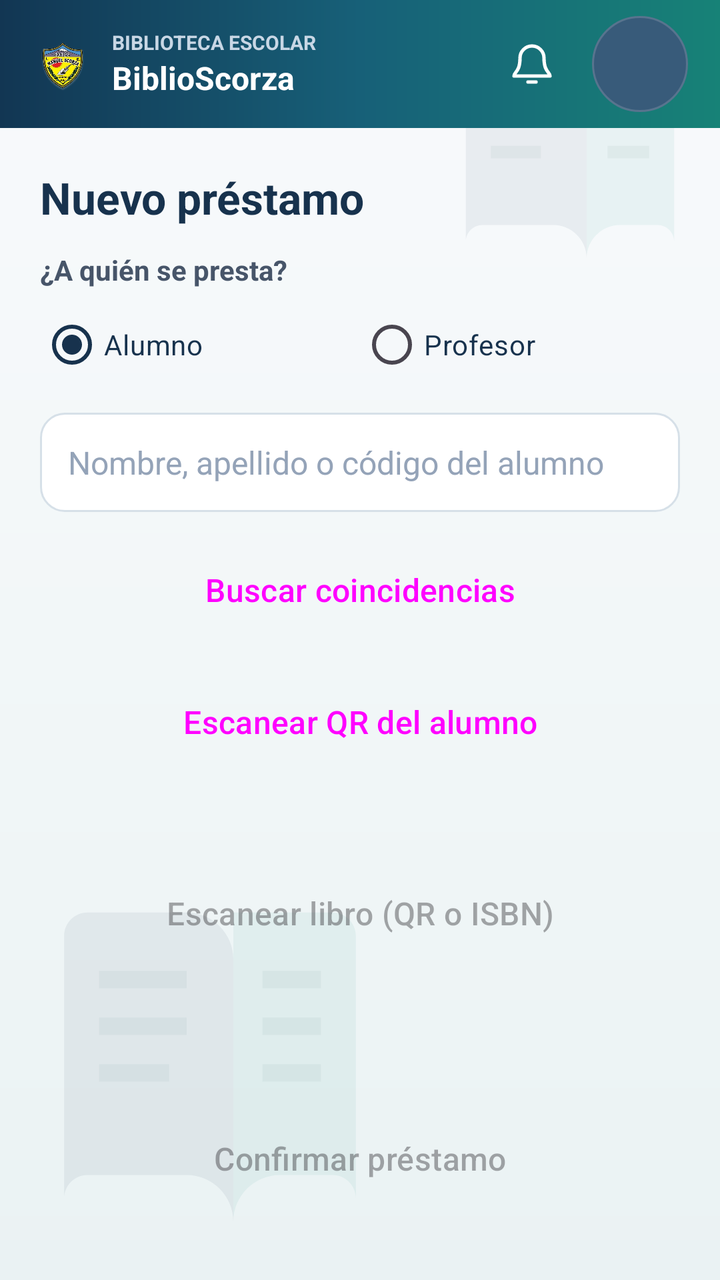
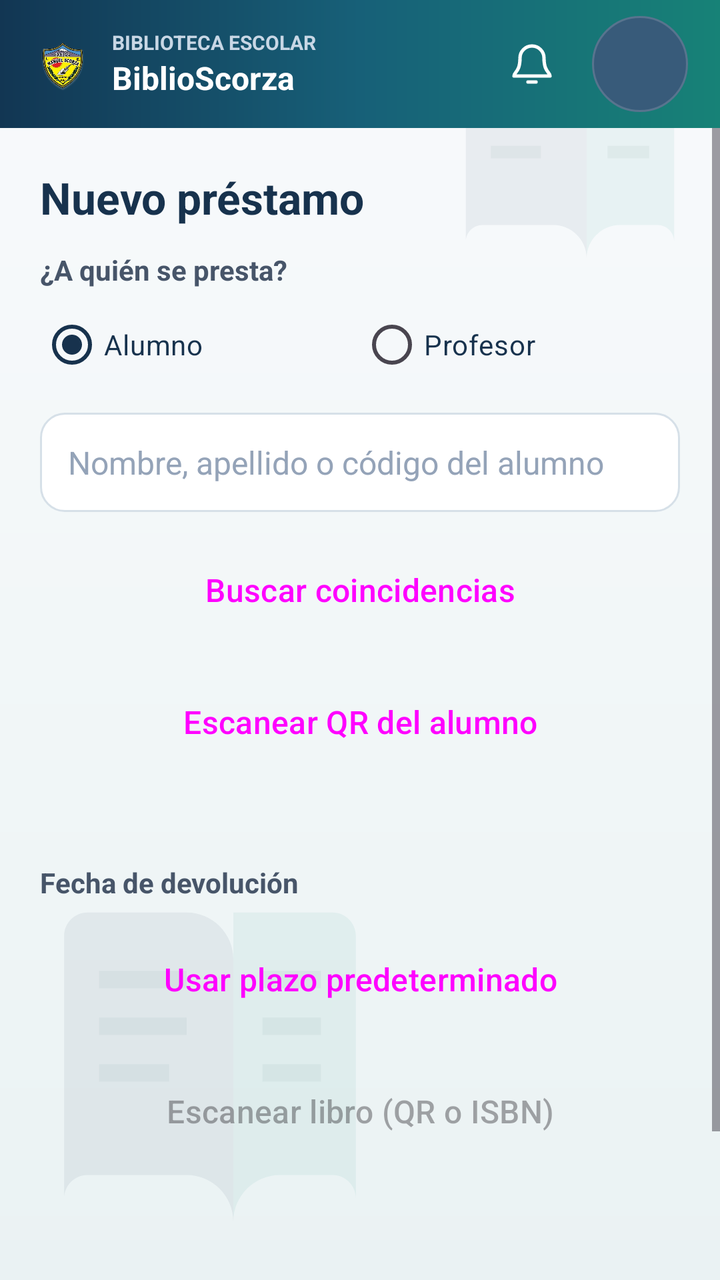

Before-and-after screenshots of an Android layout around one commit, followed by the original layout XML and the change that was made.
<!-- AndroidManifest.xml: application theme Theme.BiblioScorza -->
<!-- res/layout/activity_prestamo.xml -->
<?xml version="1.0" encoding="utf-8"?>
<LinearLayout xmlns:android="http://schemas.android.com/apk/res/android"
    android:layout_width="match_parent" android:layout_height="match_parent"
    android:background="@drawable/bg_library_canvas"
    android:orientation="vertical">
    <include layout="@layout/view_top_bar" />
    <ScrollView android:layout_width="match_parent" android:layout_height="0dp"
        android:layout_weight="1">
    <LinearLayout android:layout_width="match_parent" android:layout_height="wrap_content"
        android:orientation="vertical" android:padding="20dp">
        <TextView style="@style/BsTitle" android:layout_width="wrap_content" android:layout_height="wrap_content" android:text="Nuevo préstamo" />
        <TextView android:layout_width="match_parent" android:layout_height="wrap_content"
            android:layout_marginTop="12dp" android:text="¿A quién se presta?"
            android:textColor="#475569" android:textSize="14sp" android:textStyle="bold" />
        <RadioGroup android:id="@+id/rgTipoPrestatario"
            android:layout_width="match_parent" android:layout_height="wrap_content"
            android:layout_marginTop="4dp" android:orientation="horizontal">
            <RadioButton android:id="@+id/rbAlumno"
                android:layout_width="0dp" android:layout_height="48dp"
                android:layout_weight="1" android:checked="true"
                android:text="Alumno" android:textColor="#17324D" />
            <RadioButton android:id="@+id/rbProfesor"
                android:layout_width="0dp" android:layout_height="48dp"
                android:layout_weight="1" android:text="Profesor"
                android:textColor="#17324D" />
        </RadioGroup>
        <AutoCompleteTextView android:id="@+id/etAlumno" style="@style/BsInput"
            android:hint="Nombre, apellido o código del alumno" android:inputType="text"
            android:completionThreshold="2" android:singleLine="true" android:imeOptions="actionSearch" />
        <Button android:id="@+id/btnBuscarAlumno" style="@style/BsButton" android:text="Buscar coincidencias" />
        <Button android:id="@+id/btnScanAlumno" style="@style/BsButtonOutline" android:text="Escanear QR del alumno" />
        <TextView android:id="@+id/tvAlumno" style="@style/BsText" android:textStyle="bold"
            android:textColor="#17324D" android:textSize="16sp" />
        <TextView android:id="@+id/tvDatosPrestatario" style="@style/BsText"
            android:layout_marginTop="2dp" android:background="#F1F5F9"
            android:padding="12dp" android:textColor="#526A7D"
            android:textSize="13sp" android:visibility="gone" />
        <Button android:id="@+id/btnScanLibro" style="@style/BsButton" android:text="Escanear libro (QR o ISBN)" android:enabled="false" />
        <TextView android:id="@+id/tvItems" style="@style/BsText" />
        <TextView android:id="@+id/tvMsg" style="@style/BsText" />
        <Button android:id="@+id/btnConfirmar" style="@style/BsButton" android:text="Confirmar préstamo" android:enabled="false" />
    </LinearLayout>
    </ScrollView>
</LinearLayout>
<!-- res/layout/view_top_bar.xml (included above) -->
<?xml version="1.0" encoding="utf-8"?>
<LinearLayout xmlns:android="http://schemas.android.com/apk/res/android"
    android:layout_width="match_parent"
    android:layout_height="64dp"
    android:background="@drawable/bg_top_bar"
    android:gravity="center_vertical"
    android:orientation="horizontal"
    android:paddingStart="16dp"
    android:paddingEnd="16dp">

    <ImageButton
        android:id="@+id/btnVolver"
        android:layout_width="44dp"
        android:layout_height="44dp"
        android:background="?attr/selectableItemBackgroundBorderless"
        android:contentDescription="Volver"
        android:padding="12dp"
        android:src="@drawable/ic_arrow_back"
        android:tint="#FFFFFF"
        android:visibility="gone" />

    <ImageView
        android:layout_width="30dp"
        android:layout_height="36dp"
        android:contentDescription="Escudo de Biblioteca-Scorza"
        android:scaleType="fitCenter"
        android:src="@drawable/escudo_colegio_transparente" />

    <LinearLayout
        android:layout_width="0dp"
        android:layout_height="wrap_content"
        android:layout_marginStart="10dp"
        android:layout_weight="1"
        android:orientation="vertical">

        <TextView
            android:layout_width="match_parent"
            android:layout_height="wrap_content"
            android:ellipsize="end"
            android:maxLines="1"
            android:text="BIBLIOTECA ESCOLAR"
            android:textColor="#C8D7E5"
            android:textSize="10sp"
            android:textStyle="bold" />

        <TextView
            android:layout_width="match_parent"
            android:layout_height="wrap_content"
            android:ellipsize="end"
            android:maxLines="1"
            android:text="BiblioScorza"
            android:textColor="#FFFFFF"
            android:textSize="16sp"
            android:textStyle="bold" />
    </LinearLayout>

    <FrameLayout
        android:id="@+id/btnNotificaciones"
        android:layout_width="48dp"
        android:layout_height="48dp"
        android:layout_marginStart="4dp"
        android:background="@drawable/bg_top_bar_action_ripple"
        android:clickable="true"
        android:contentDescription="Notificaciones"
        android:focusable="true">

        <ImageView
            android:layout_width="24dp"
            android:layout_height="24dp"
            android:layout_gravity="center"
            android:contentDescription="@null"
            android:src="@drawable/ic_notifications"
            android:tint="#FFFFFF" />

        <TextView
            android:id="@+id/tvNotificaciones"
            android:layout_width="18dp"
            android:layout_height="18dp"
            android:layout_gravity="top|end"
            android:background="@drawable/bg_top_bar_badge"
            android:gravity="center"
            android:textColor="#FFFFFF"
            android:textSize="10sp"
            android:textStyle="bold"
            android:visibility="gone" />
    </FrameLayout>

    <TextView
        android:id="@+id/btnPerfil"
        android:layout_width="48dp"
        android:layout_height="48dp"
        android:layout_marginStart="6dp"
        android:background="@drawable/bg_top_bar_avatar_ripple"
        android:clickable="true"
        android:contentDescription="Abrir perfil del usuario"
        android:focusable="true"
        android:gravity="center"
        android:minHeight="48dp"
        android:minWidth="48dp"
        android:textColor="#FFFFFF"
        android:textSize="14sp"
        android:textStyle="bold" />
</LinearLayout>
<!-- resources referenced by this layout -->
<resources>
  <!-- drawable bg_top_bar (drawable) -->
  <?xml version="1.0" encoding="utf-8"?>
  <shape xmlns:android="http://schemas.android.com/apk/res/android">
      <gradient
          android:angle="0"
          android:centerColor="#176078"
          android:endColor="#178277"
          android:startColor="#123653"
          android:type="linear" />
      <corners android:radius="0dp" />
  </shape>
  <!-- drawable bg_top_bar_action_ripple (drawable) -->
  <?xml version="1.0" encoding="utf-8"?>
  <ripple xmlns:android="http://schemas.android.com/apk/res/android"
      android:color="#55FFFFFF">
      <item android:id="@android:id/mask">
          <shape android:shape="oval">
              <solid android:color="#FFFFFFFF" />
          </shape>
      </item>
  </ripple>
  <!-- drawable bg_top_bar_avatar_ripple (drawable) -->
  <?xml version="1.0" encoding="utf-8"?>
  <ripple xmlns:android="http://schemas.android.com/apk/res/android"
      android:color="#66FFFFFF">
      <item android:drawable="@drawable/bg_top_bar_avatar" />
      <item android:id="@android:id/mask">
          <shape android:shape="oval">
              <solid android:color="#FFFFFFFF" />
          </shape>
      </item>
  </ripple>
  <!-- drawable bg_top_bar_badge (drawable) -->
  <?xml version="1.0" encoding="utf-8"?>
  <shape xmlns:android="http://schemas.android.com/apk/res/android">
      <solid android:color="#D93445" />
      <corners android:radius="50dp" />
  </shape>
  <!-- drawable ic_arrow_back (drawable) -->
  <vector xmlns:android="http://schemas.android.com/apk/res/android"
      android:width="24dp" android:height="24dp"
      android:viewportWidth="24" android:viewportHeight="24">
      <path android:fillColor="#FF000000"
          android:pathData="M20,12v-2H7.83l5.59,-5.59L12,3l-9,8 9,9 1.41,-1.41L7.83,12H20z" />
  </vector>
  <style name="BsButton" parent="Widget.Material3.Button">
          <item name="android:layout_width">match_parent</item>
          <item name="android:layout_height">54dp</item>
          <item name="android:layout_marginTop">12dp</item>
          <item name="android:textSize">16sp</item>
          <item name="cornerRadius">14dp</item>
      </style>
  <style name="BsButtonOutline" parent="Widget.Material3.Button.OutlinedButton">
          <item name="android:layout_width">match_parent</item>
          <item name="android:layout_height">54dp</item>
          <item name="android:layout_marginTop">12dp</item>
          <item name="android:textSize">16sp</item>
          <item name="cornerRadius">14dp</item>
      </style>
  <style name="BsText">
          <item name="android:layout_width">match_parent</item>
          <item name="android:layout_height">wrap_content</item>
          <item name="android:layout_marginTop">8dp</item>
          <item name="android:textSize">15sp</item>
          <item name="android:textColor">#1E293B</item>
      </style>
  <style name="BsTitle">
          <item name="android:textSize">22sp</item>
          <item name="android:textStyle">bold</item>
          <item name="android:textColor">#17324D</item>
      </style>
  <!-- drawable bg_top_bar_avatar (drawable) -->
  <?xml version="1.0" encoding="utf-8"?>
  <shape xmlns:android="http://schemas.android.com/apk/res/android" android:shape="oval">
      <solid android:color="#385B7A" />
      <stroke android:width="1dp" android:color="#58748E" />
  </shape>
  <!-- drawable input_bg (drawable) -->
  <?xml version="1.0" encoding="utf-8"?>
  <shape xmlns:android="http://schemas.android.com/apk/res/android" android:shape="rectangle">
      <solid android:color="#FFFFFF" />
      <stroke android:width="1dp" android:color="#D6E0E8" />
      <corners android:radius="12dp" />
  </shape>
  <!-- unchanged entries left out for length: 6 -->
</resources>

<!-- the commit's change to res/layout/activity_prestamo.xml (unified diff, before → after) -->
@@ -35,6 +35,11 @@
             android:layout_marginTop="2dp" android:background="#F1F5F9"
             android:padding="12dp" android:textColor="#526A7D"
             android:textSize="13sp" android:visibility="gone" />
+        <TextView android:layout_width="match_parent" android:layout_height="wrap_content"
+            android:layout_marginTop="14dp" android:text="Fecha de devolución"
+            android:textColor="#475569" android:textSize="14sp" android:textStyle="bold" />
+        <Button android:id="@+id/btnFechaDevolucion" style="@style/BsButtonOutline"
+            android:text="Usar plazo predeterminado" />
         <Button android:id="@+id/btnScanLibro" style="@style/BsButton" android:text="Escanear libro (QR o ISBN)" android:enabled="false" />
         <TextView android:id="@+id/tvItems" style="@style/BsText" />
         <TextView android:id="@+id/tvMsg" style="@style/BsText" />
